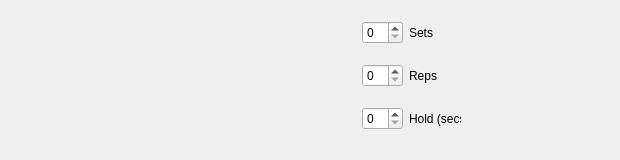
This is src/exercisecard.ui in Nickswoboda/HEPBuilder as Qt 5 draws it before an edit. The edited form follows.
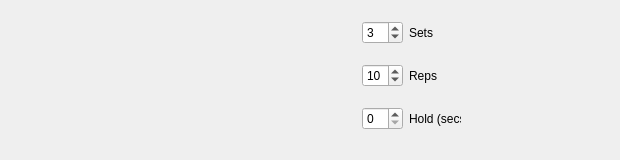
This is the edited form.

Commit message: Add default values for sets/reps/hold

Patch:
```diff
--- a/src/exercisecard.ui
+++ b/src/exercisecard.ui
@@ -110,7 +110,11 @@
          <number>20</number>
         </property>
         <item row="0" column="0">
-         <widget class="QSpinBox" name="sets_box"/>
+         <widget class="QSpinBox" name="sets_box">
+          <property name="value">
+           <number>3</number>
+          </property>
+         </widget>
         </item>
         <item row="0" column="1">
          <widget class="QLabel" name="sets_label">
@@ -120,7 +124,11 @@
          </widget>
         </item>
         <item row="1" column="0">
-         <widget class="QSpinBox" name="reps_box"/>
+         <widget class="QSpinBox" name="reps_box">
+          <property name="value">
+           <number>10</number>
+          </property>
+         </widget>
         </item>
         <item row="1" column="1">
          <widget class="QLabel" name="reps_label">
```
The commit also changes 1 other file.
